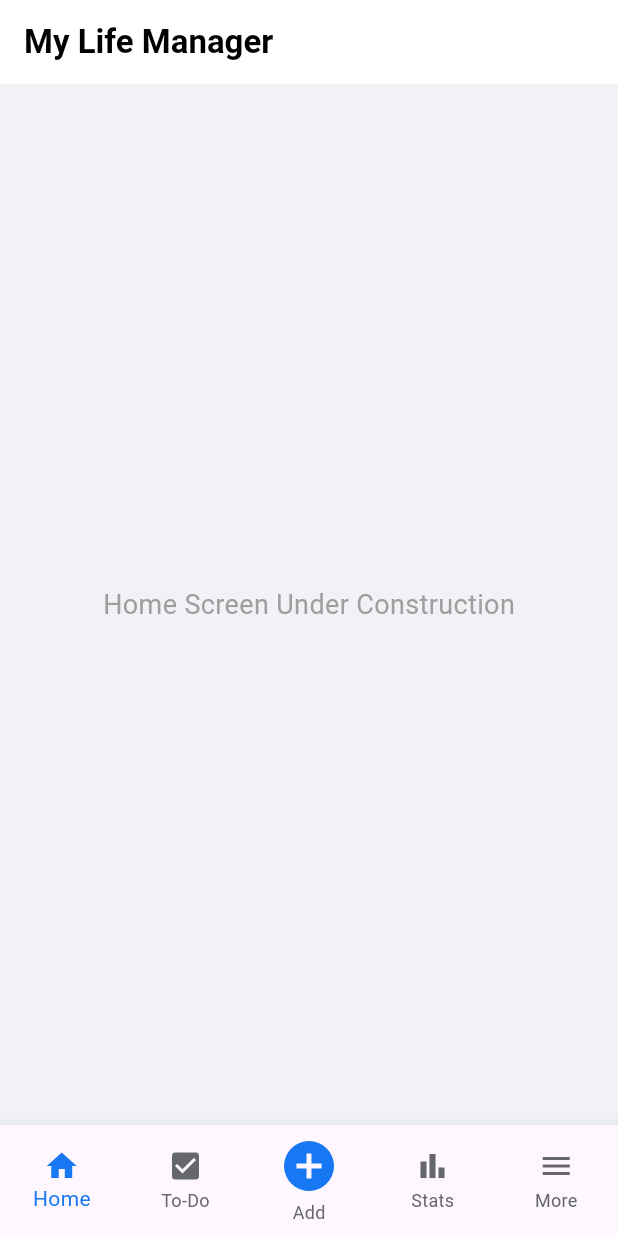
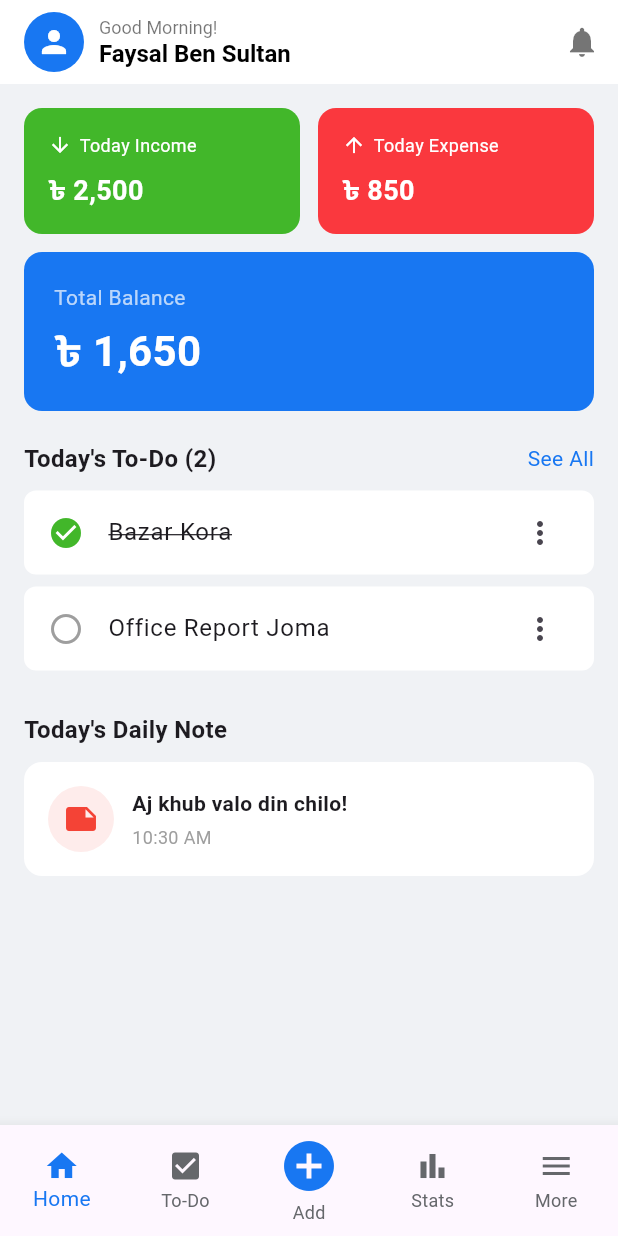
Before and after one commit to faysalbensultan25-web/My-Life-Manager, a Flutter app: the screen it shows after launch, on a phone screen of 412 x 824 dp. Run offline on Flutter 3.47's test engine with Material 3 defaults, Android fonts, the phone set to English and light mode, and no system bars; our stand-ins replace sqflite; accounts and stored records are empty.

Commit message:
Update home_screen.dart

```diff
--- a/lib/screens/home_screen.dart
+++ b/lib/screens/home_screen.dart
@@ -10,17 +10,160 @@ class HomeScreen extends StatelessWidget {
       appBar: AppBar(
         backgroundColor: Colors.white,
         elevation: 0,
-        title: const Text(
-          'My Life Manager',
-          style: TextStyle(color: Colors.black, fontWeight: FontWeight.bold),
+        title: Row(
+          children: [
+            const CircleAvatar(
+              backgroundColor: Color(0xFF1877F2),
+              child: Icon(Icons.person, color: Colors.white),
+            ),
+            const SizedBox(width: 10),
+            Column(
+              crossAxisAlignment: CrossAxisAlignment.start,
+              children: const [
+                Text(
+                  'Good Morning!',
+                  style: TextStyle(color: Colors.black54, fontSize: 12),
+                ),
+                Text(
+                  'Faysal Ben Sultan',
+                  style: TextStyle(color: Colors.black, fontSize: 16, fontWeight: FontWeight.bold),
+                ),
+              ],
+            ),
+          ],
         ),
+        actions: [
+          IconButton(
+            icon: const Icon(Icons.notifications, color: Colors.black54),
+            onPressed: () {},
+          )
+        ],
       ),
-      body: const Center(
-        child: Text(
-          'Home Screen Under Construction',
-          style: TextStyle(fontSize: 18, color: Colors.grey),
+      body: SingleChildScrollView(
+        padding: const EdgeInsets.all(16.0),
+        child: Column(
+          crossAxisAlignment: CrossAxisAlignment.start,
+          children: [
+            Row(
+              children: [
+                Expanded(
+                  child: _buildSummaryCard(
+                    title: 'Today Income',
+                    amount: '৳ 2,500',
+                    color: const Color(0xFF42B72A),
+                    icon: Icons.arrow_downward,
+                  ),
+                ),
+                const SizedBox(width: 12),
+                Expanded(
+                  child: _buildSummaryCard(
+                    title: 'Today Expense',
+                    amount: '৳ 850',
+                    color: const Color(0xFFFA383E),
+                    icon: Icons.arrow_upward,
+                  ),
+                ),
+              ],
+            ),
+            const SizedBox(height: 12),
+
+            Container(
+              width: double.infinity,
+              padding: const EdgeInsets.all(20),
+              decoration: BoxDecoration(
+                color: const Color(0xFF1877F2),
+                borderRadius: BorderRadius.circular(12),
+              ),
+              child: Column(
+                crossAxisAlignment: CrossAxisAlignment.start,
+                children: const [
+                  Text('Total Balance', style: TextStyle(color: Colors.white70, fontSize: 14)),
+                  SizedBox(height: 5),
+                  Text('৳ 1,650', style: TextStyle(color: Colors.white, fontSize: 28, fontWeight: FontWeight.bold)),
+                ],
+              ),
+            ),
+            const SizedBox(height: 20),
+
+            Row(
+              mainAxisAlignment: MainAxisAlignment.spaceBetween,
+              children: const [
+                Text("Today's To-Do (2)", style: TextStyle(fontSize: 16, fontWeight: FontWeight.bold)),
+                Text('See All', style: TextStyle(color: Color(0xFF1877F2))),
+              ],
+            ),
+            const SizedBox(height: 10),
+            _buildTaskCard('Bazar Kora', true),
+            _buildTaskCard('Office Report Joma', false),
+
+            const SizedBox(height: 20),
+
+            const Text("Today's Daily Note", style: TextStyle(fontSize: 16, fontWeight: FontWeight.bold)),
+            const SizedBox(height: 10),
+            Container(
+              padding: const EdgeInsets.all(16),
+              decoration: BoxDecoration(
+                color: Colors.white,
+                borderRadius: BorderRadius.circular(12),
+              ),
+              child: Row(
+                children: [
+                  Container(
+                    padding: const EdgeInsets.all(10),
+                    decoration: BoxDecoration(color: Colors.red.withOpacity(0.1), shape: BoxShape.circle),
+                    child: const Icon(Icons.note, color: Colors.red),
+                  ),
+                  const SizedBox(width: 12),
+                  Column(
+                    crossAxisAlignment: CrossAxisAlignment.start,
+                    children: const [
+                      Text('Aj khub valo din chilo!', style: TextStyle(fontWeight: FontWeight.bold)),
+                      SizedBox(height: 4),
+                      Text('10:30 AM', style: TextStyle(color: Colors.grey, fontSize: 12)),
+                    ],
+                  )
+                ],
+              ),
+            ),
+          ],
         ),
       ),
     );
   }
+
+  Widget _buildSummaryCard({required String title, required String amount, required Color color, required IconData icon}) {
+    return Container(
+      padding: const EdgeInsets.all(16),
+      decoration: BoxDecoration(
+        color: color,
+        borderRadius: BorderRadius.circular(12),
+      ),
+      child: Column(
+        crossAxisAlignment: CrossAxisAlignment.start,
+        children: [
+          Row(
+            children: [
+              Icon(icon, color: Colors.white, size: 16),
+              const SizedBox(width: 5),
+              Text(title, style: const TextStyle(color: Colors.white, fontSize: 12)),
+            ],
+          ),
+          const SizedBox(height: 8),
+          Text(amount, style: const TextStyle(color: Colors.white, fontSize: 18, fontWeight: FontWeight.bold)),
+        ],
+      ),
+    );
+  }
+
+  Widget _buildTaskCard(String title, bool isDone) {
+    return Container(
+      margin: const EdgeInsets.only(bottom: 8),
+      decoration: BoxDecoration(color: Colors.white, borderRadius: BorderRadius.circular(8)),
+      child: ListTile(
+        leading: Icon(isDone ? Icons.check_circle : Icons.radio_button_unchecked, color: isDone ? const Color(0xFF42B72A) : Colors.grey),
+        title: Text(title, style: TextStyle(decoration: isDone ? TextDecoration.lineThrough : null)),
+        trailing: const Icon(Icons.more_vert),
+      ),
+    );
+  }
 }
```
